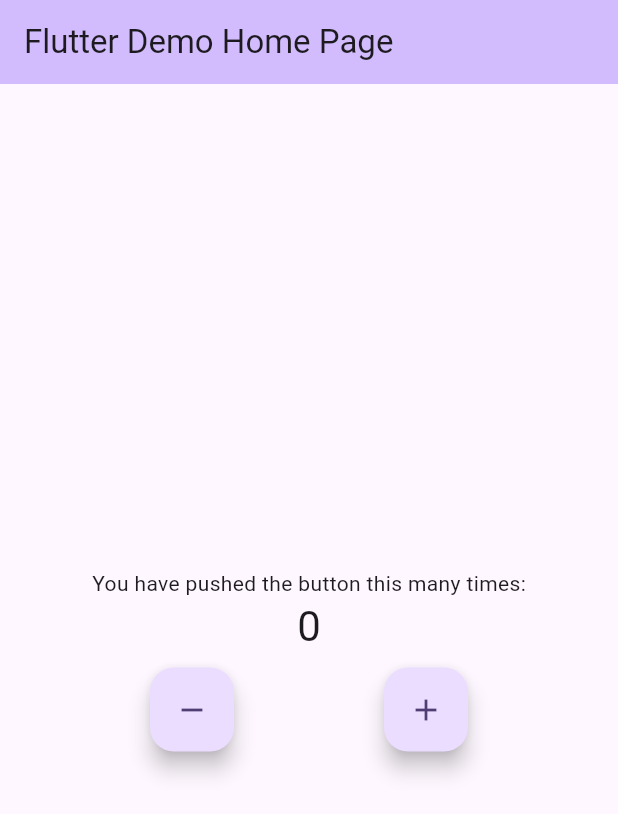
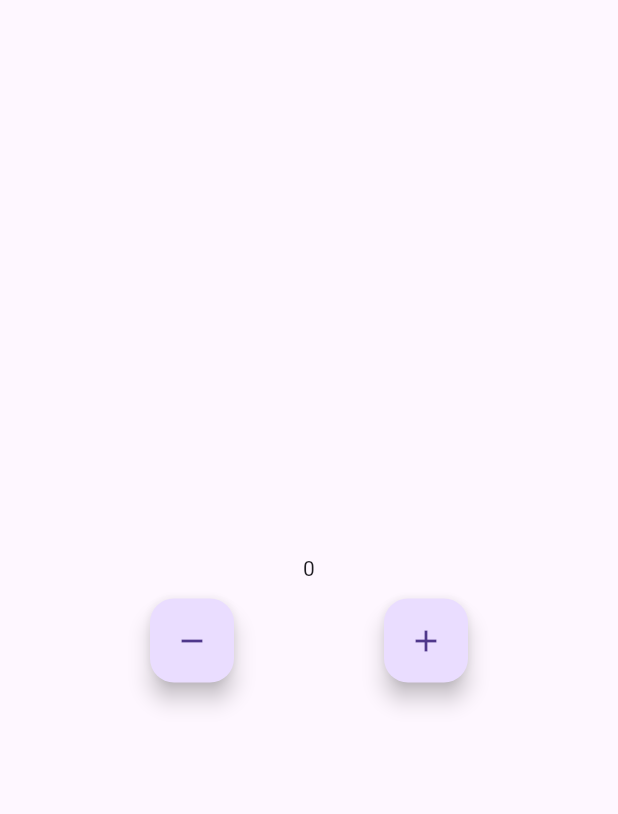
Before and after one commit to malachieborohoul/FlutterBloc, a Flutter app: the screen it shows after launch, on a phone screen of 412 x 824 dp. Shown: the top 814 px of the screen. Run offline on Flutter 3.47's test engine with Material 3 defaults, Android fonts, the phone set to English and light mode, and no system bars; our stand-ins replace bloc, flutter_bloc.

Commit message:
Cubit bloc

```diff
--- a/lib/cubit/counter_state.dart
+++ b/lib/cubit/counter_state.dart
@@ -3,6 +3,5 @@ part of 'counter_cubit.dart';
 class CounterState {
   int counterValue;
   bool? wasIncremented;
-
   CounterState({required this.counterValue, this.wasIncremented});
 }
--- a/lib/main.dart
+++ b/lib/main.dart
@@ -9,102 +9,43 @@ void main() {
 class MyApp extends StatelessWidget {
   const MyApp({super.key});
 
-  // This widget is the root of your application.
   @override
   Widget build(BuildContext context) {
     return BlocProvider<CounterCubit>(
       create: (context) => CounterCubit(),
-      child: MaterialApp(
-        title: 'Flutter Demo',
-        theme: ThemeData(
-          // This is the theme of your application.
-          //
-          // TRY THIS: Try running your application with "flutter run". You'll see
-          // the application has a purple toolbar. Then, without quitting the app,
-          // try changing the seedColor in the colorScheme below to Colors.green
-          // and then invoke "hot reload" (save your changes or press the "hot
-          // reload" button in a Flutter-supported IDE, or press "r" if you used
-          // the command line to start the app).
-          //
-          // Notice that the counter didn't reset back to zero; the application
-          // state is not lost during the reload. To reset the state, use hot
-          // restart instead.
-          //
-          // This works for code too, not just values: Most code changes can be
-          // tested with just a hot reload.
-          colorScheme: ColorScheme.fromSeed(seedColor: Colors.deepPurple),
-          useMaterial3: true,
-        ),
-        home: const MyHomePage(title: 'Flutter Demo Home Page'),
+      child: const MaterialApp(
+        home: HomePage(),
       ),
     );
   }
 }
 
-class MyHomePage extends StatefulWidget {
-  const MyHomePage({super.key, required this.title});
-
-  // This widget is the home page of your application. It is stateful, meaning
-  // that it has a State object (defined below) that contains fields that affect
-  // how it looks.
-
-  // This class is the configuration for the state. It holds the values (in this
-  // case the title) provided by the parent (in this case the App widget) and
-  // used by the build method of the State. Fields in a Widget subclass are
-  // always marked "final".
-
-  final String title;
+class HomePage extends StatefulWidget {
+  const HomePage({super.key});
 
   @override
-  State<MyHomePage> createState() => _MyHomePageState();
+  State<HomePage> createState() => _HomePageState();
 }
 
-class _MyHomePageState extends State<MyHomePage> {
-  int _counter = 0;
-
-  void _incrementCounter() {
-    setState(() {
-      // This call to setState tells the Flutter framework that something has
-      // changed in this State, which causes it to rerun the build method below
-      // so that the display can reflect the updated values. If we changed
-      // _counter without calling setState(), then the build method would not be
-      // called again, and so nothing would appear to happen.
-      _counter++;
-    });
-  }
-
+class _HomePageState extends State<HomePage> {
   @override
   Widget build(BuildContext context) {
     return Scaffold(
-      appBar: AppBar(
-        backgroundColor: Theme.of(context).colorScheme.inversePrimary,
-        title: Text(widget.title),
-      ),
       body: Center(
-        // Center is a layout widget. It takes a single child and positions it
-        // in the middle of the parent.
         child: Column(
+          crossAxisAlignment: CrossAxisAlignment.center,
           mainAxisAlignment: MainAxisAlignment.center,
-          children: <Widget>[
-            const Text(
-              'You have pushed the button this many times:',
-            ),
+          children: [
             BlocConsumer<CounterCubit, CounterState>(
               listener: (context, state) {
-                ScaffoldMessenger.of(context).showSnackBar(
-                  SnackBar(
-                    content: Text(state.wasIncremented == true
-                        ? "Increment"
-                        : "Decrement"),
-                    duration: const Duration(milliseconds: 300),
-                  ),
-                );
+                ScaffoldMessenger.of(context).showSnackBar(SnackBar(
+                  content: Text(
+                      state.wasIncremented == true ? "Increment" : "Decrement"),
+                  duration: const Duration(milliseconds: 300),
+                ));
               },
               builder: (context, state) {
-                return Text(
-                  state.counterValue.toString(),
-                  style: Theme.of(context).textTheme.headlineMedium,
-                );
+                return Text(state.counterValue.toString());
               },
             ),
             const SizedBox(
@@ -117,16 +58,14 @@ class _MyHomePageState extends State<MyHomePage> {
                   onPressed: () {
                     BlocProvider.of<CounterCubit>(context).decrement();
                   },
-                  tooltip: 'Decrement',
                   child: const Icon(Icons.remove),
                 ),
                 FloatingActionButton(
                   onPressed: () {
                     BlocProvider.of<CounterCubit>(context).increment();
                   },
-                  tooltip: 'Increment',
                   child: const Icon(Icons.add),
-                )
+                ),
               ],
             )
           ],
```
Also changed, not shown: lib/cubit/counter_cubit.dart (+4 -3 lines), 1 other file.
